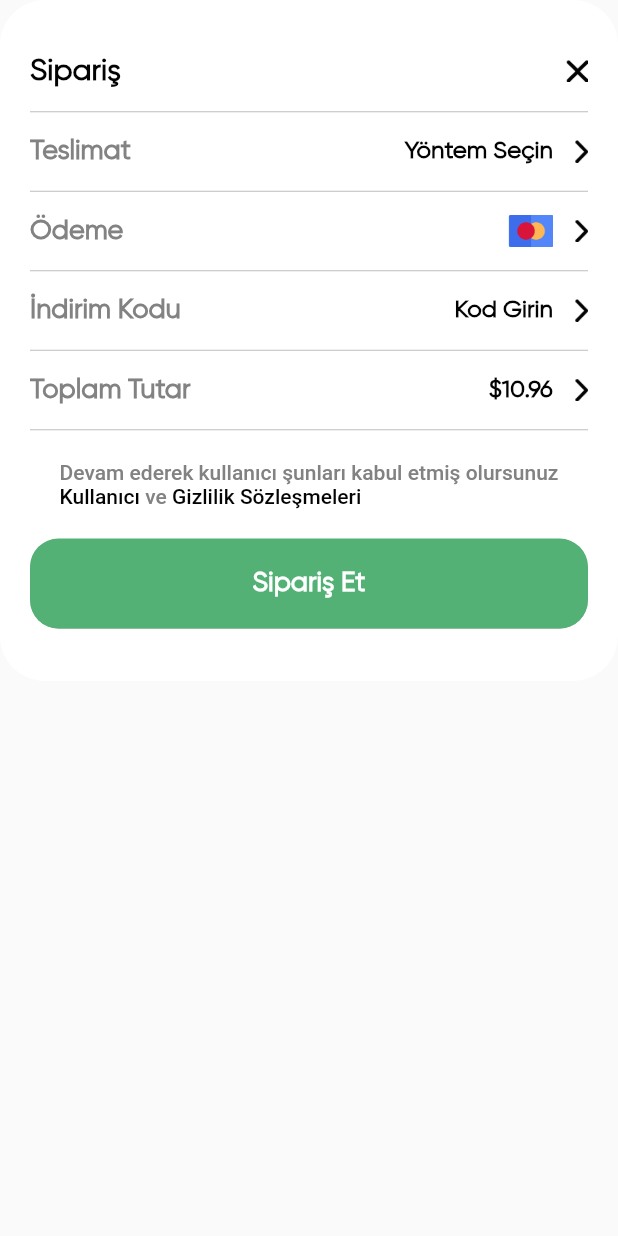
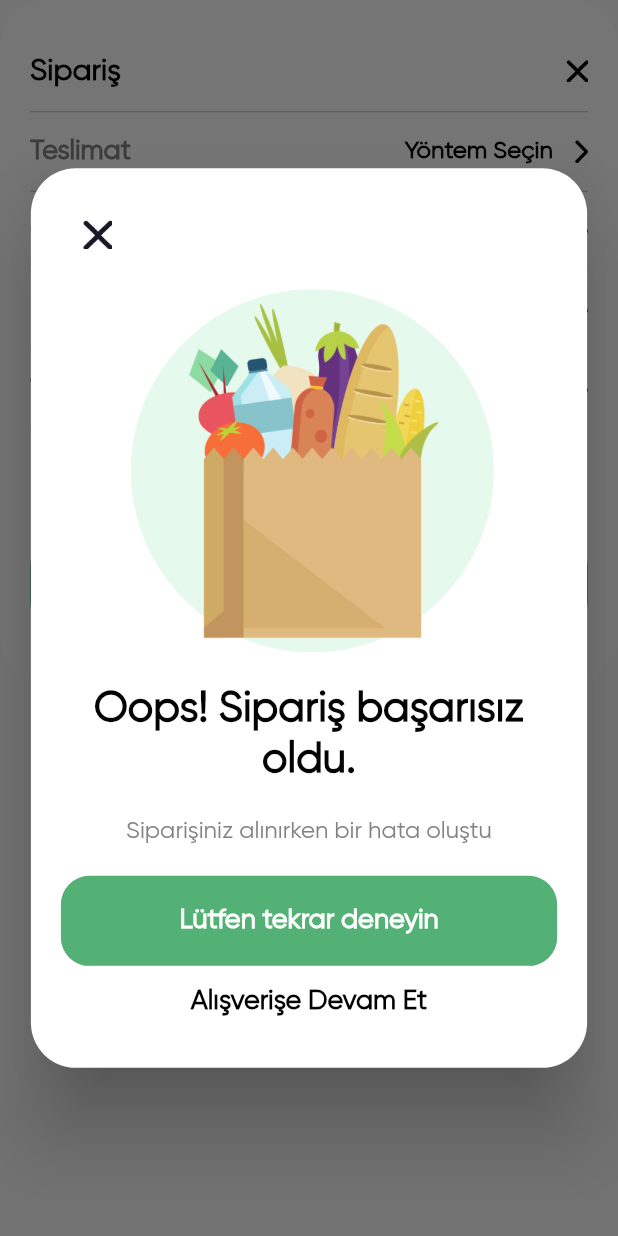
Before and after one commit to yusufakkobak34/flutter_groceries_app, a Flutter app: the CheckoutView widget shown alone on an empty page, opened directly, after a tap on "Toplam Tutar", on a phone screen of 412 x 824 dp. Run offline on Flutter 3.47's test engine with Material 2 defaults, Android fonts, the phone set to English and light mode, and no system bars; our stand-ins replace flutter_rating_bar; missing offline and left inert: fl_country_code_picker.

Commit message:
order error view file added.

```diff
--- a/lib/view/my_cart/checkout_view.dart
+++ b/lib/view/my_cart/checkout_view.dart
@@ -3,6 +3,7 @@ import 'package:flutter_groceries_app/common/color/color_extension.dart';
 import 'package:flutter_groceries_app/common_widgets/checkout_row.dart';
 import 'package:flutter_groceries_app/common_widgets/round_button.dart';
 import 'package:flutter_groceries_app/view/my_cart/order_accept_view.dart';
+import 'package:flutter_groceries_app/view/my_cart/order_denied_view.dart';
 
 class CheckoutView extends StatefulWidget {
   const CheckoutView({super.key});
@@ -104,7 +105,17 @@ class _CheckoutViewState extends State<CheckoutView> {
           CheckoutRow(
             title: "Toplam Tutar",
             value: "\$10.96",
-            onPressed: () {},
+            onPressed: () {
+              showDialog(
+                  context: context,
+                  builder: (context) {
+                    return const Dialog(
+                      backgroundColor: Colors.transparent,
+                      insetPadding: EdgeInsets.symmetric(horizontal: 20),
+                      child: OrderErrorView(),
+                    );
+                  });
+            },
           ),
           Padding(
             padding: const EdgeInsets.symmetric(vertical: 20),
--- /dev/null
+++ b/lib/view/my_cart/order_denied_view.dart
@@ -0,0 +1,91 @@
+import 'package:flutter/material.dart';
+import 'package:flutter_groceries_app/common/color/color_extension.dart';
+import 'package:flutter_groceries_app/common_widgets/round_button.dart';
+
+class OrderErrorView extends StatelessWidget {
+  const OrderErrorView({super.key});
+
+  @override
+  Widget build(BuildContext context) {
+    var media = MediaQuery.sizeOf(context);
+    return Container(
+      width: media.width * 0.9,
+      padding: const EdgeInsets.symmetric(vertical: 20, horizontal: 20),
+      decoration: BoxDecoration(
+        color: Colors.white,
+        borderRadius: BorderRadius.circular(30),
+      ),
+      child: Column(
+        mainAxisSize: MainAxisSize.min,
+        children: [
+          Row(
+            children: [
+              IconButton(
+                onPressed: () {
+                  Navigator.pop(context);
+                },
+                icon: Image.asset(
+                  "assets/img/close.png",
+                  width: 20,
+                  height: 20,
+                ),
+              ),
+            ],
+          ),
+          const SizedBox(
+            height: 10,
+          ),
+          Image.asset(
+            "assets/img/order_fail.png",
+            width: media.width * 0.6,
+          ),
+          const SizedBox(
+            height: 20,
+          ),
+          Text(
+            "Oops! Sipariş başarısız oldu.",
+            textAlign: TextAlign.center,
+            style: TextStyle(
+              color: TColor.primaryText,
+              fontSize: 28,
+              fontWeight: FontWeight.w600,
+            ),
+          ),
+          const SizedBox(
+            height: 20,
+          ),
+          Text(
+            "Siparişiniz alınırken bir hata oluştu",
+            textAlign: TextAlign.center,
+            style: TextStyle(
+              color: TColor.secondaryText,
+              fontSize: 16,
+              fontWeight: FontWeight.w500,
+            ),
+          ),
+          const SizedBox(
+            height: 20,
+          ),
+          RoundButton(
+            title: "Lütfen tekrar deneyin",
+            onPressed: () {},
+          ),
+          TextButton(
+            onPressed: () {
+              Navigator.pop(context);
+            },
+            child: Text(
+              "Alışverişe Devam Et",
+              textAlign: TextAlign.left,
+              style: TextStyle(
+                color: TColor.primaryText,
+                fontSize: 18,
+                fontWeight: FontWeight.w600,
+              ),
+            ),
+          ),
+        ],
+      ),
+    );
+  }
+}
```
